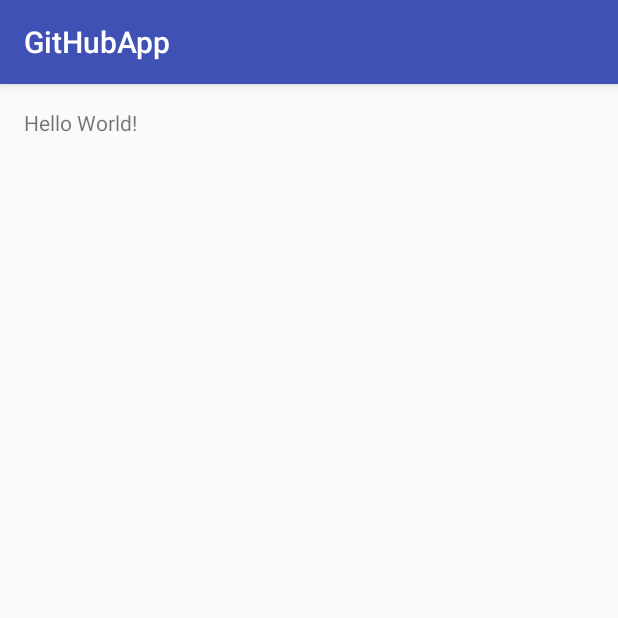
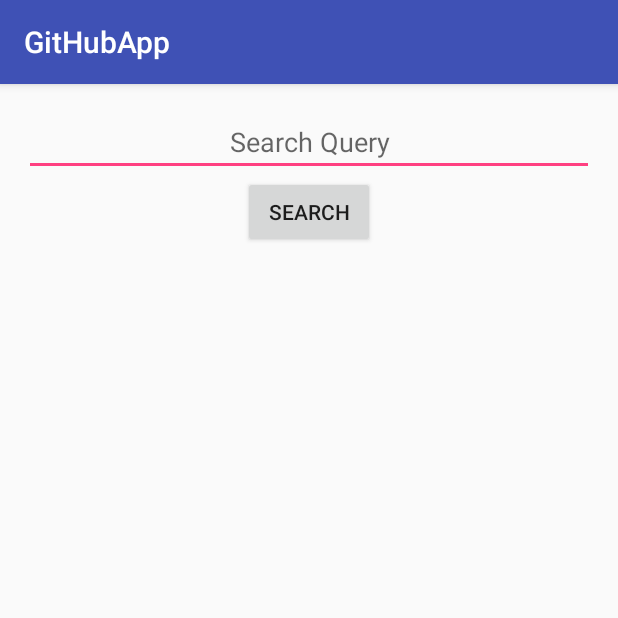
Before and after one commit to dean95/github-search, an Android app: the screen it shows after launch (RepositorySearchActivity), on a phone screen of 412 x 824 dp, the top half of it. Run offline under Robolectric (Android 15) with nearby library versions, the phone set to English and light mode, and no system bars.

Commit message:
Make HTTP request and parse JSON response

```diff
--- a/app/src/main/AndroidManifest.xml
+++ b/app/src/main/AndroidManifest.xml
@@ -1,6 +1,8 @@
 <?xml version="1.0" encoding="utf-8"?>
 <manifest xmlns:android="http://schemas.android.com/apk/res/android"
     package="com.example.dean.githubapp">
+
+    <uses-permission android:name="android.permission.INTERNET" />
 
     <application
         android:allowBackup="true"
--- a/app/src/main/java/com/example/dean/githubapp/RepositorySearchActivity.java
+++ b/app/src/main/java/com/example/dean/githubapp/RepositorySearchActivity.java
@@ -1,13 +1,61 @@
 package com.example.dean.githubapp;
 
+import android.os.AsyncTask;
 import android.support.v7.app.AppCompatActivity;
 import android.os.Bundle;
+import android.view.View;
+import android.widget.Button;
+import android.widget.EditText;
+import android.widget.TextView;
+import android.widget.Toast;
+
+import com.example.dean.githubapp.utilities.NetworkUtils;
+
+import java.io.IOException;
+import java.net.URL;
 
 public class RepositorySearchActivity extends AppCompatActivity {
+
+    private EditText mSearchBoxEditText;
+    private Button mSearchButton;
+    private TextView mDisplayTextView;
 
     @Override
     protected void onCreate(Bundle savedInstanceState) {
         super.onCreate(savedInstanceState);
         setContentView(R.layout.activity_repository_search);
+
+        mSearchBoxEditText = (EditText) findViewById(R.id.et_query);
+        mSearchButton = (Button) findViewById(R.id.btn_search);
+        mDisplayTextView = (TextView) findViewById(R.id.tv_response);
+
+        mSearchButton.setOnClickListener(new View.OnClickListener() {
+            @Override
+            public void onClick(View view) {
+                String query = mSearchBoxEditText.getText().toString();
+                URL url = NetworkUtils.buildUrl(query, "stars");
+
+                new FetchDataAsyncTask().execute(url);
+            }
+        });
+    }
+
+    private class FetchDataAsyncTask extends AsyncTask<URL, Void, String> {
+
+        @Override
+        protected String doInBackground(URL[] urls) {
+            try {
+                return NetworkUtils.makeHttpRequest(urls[0]);
+            } catch (IOException e) {
+                e.printStackTrace();
+            }
+
+            return null;
+        }
+
+        @Override
+        protected void onPostExecute(String s) {
+            mDisplayTextView.setText(s);
+        }
     }
 }
--- a/app/src/main/res/layout/activity_repository_search.xml
+++ b/app/src/main/res/layout/activity_repository_search.xml
@@ -1,17 +1,33 @@
 <?xml version="1.0" encoding="utf-8"?>
-<RelativeLayout xmlns:android="http://schemas.android.com/apk/res/android"
+<LinearLayout xmlns:android="http://schemas.android.com/apk/res/android"
     xmlns:tools="http://schemas.android.com/tools"
     android:id="@+id/activity_repository_search"
     android:layout_width="match_parent"
     android:layout_height="match_parent"
+    android:orientation="vertical"
     android:paddingBottom="@dimen/activity_vertical_margin"
     android:paddingLeft="@dimen/activity_horizontal_margin"
     android:paddingRight="@dimen/activity_horizontal_margin"
     android:paddingTop="@dimen/activity_vertical_margin"
     tools:context="com.example.dean.githubapp.RepositorySearchActivity">
 
-    <TextView
+    <EditText
+        android:id="@+id/et_query"
+        android:layout_width="match_parent"
+        android:layout_height="wrap_content"
+        android:gravity="center"
+        android:inputType="text"
+        android:hint="@string/et_search_hint"/>
+
+    <Button
+        android:id="@+id/btn_search"
         android:layout_width="wrap_content"
         android:layout_height="wrap_content"
-        android:text="Hello World!" />
-</RelativeLayout>
+        android:text="@string/btn_search_label"
+        android:layout_gravity="center_horizontal"/>
+
+    <TextView
+        android:id="@+id/tv_response"
+        android:layout_width="match_parent"
+        android:layout_height="wrap_content" />
+</LinearLayout>
--- a/app/src/main/res/values/strings.xml
+++ b/app/src/main/res/values/strings.xml
@@ -1,3 +1,5 @@
 <resources>
     <string name="app_name">GitHubApp</string>
+    <string name="et_search_hint">Search Query</string>
+    <string name="btn_search_label">Search</string>
 </resources>
```
Also changed, not shown: app/src/main/java/com/example/dean/githubapp/data/Repository.java (added, +110 -0 lines), app/src/main/java/com/example/dean/githubapp/utilities/NetworkUtils.java (added, +163 -0 lines).
